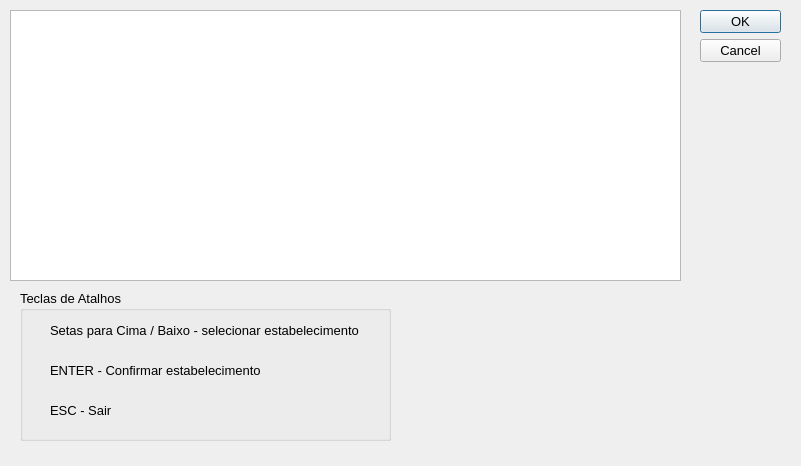
Above: cnpj_dialog.ui from bruno-bert/nfpauto before the change. Below: the same form after it.
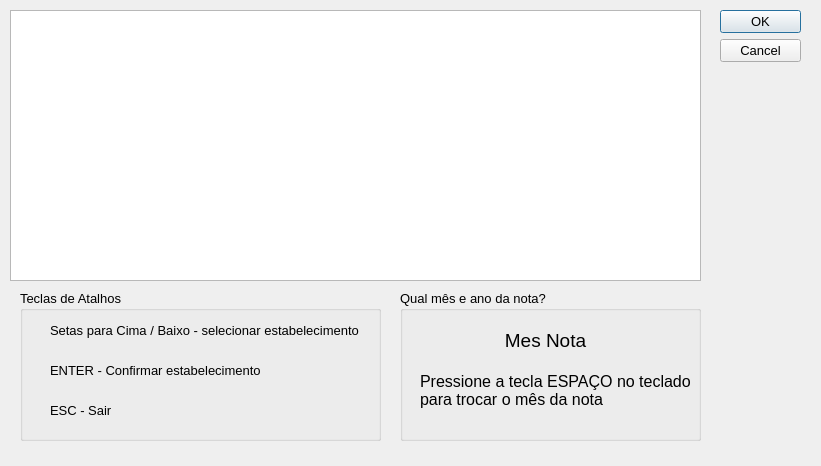
That is the form after the change.

Commit message: selecionar mes da nota

Diff of the .ui file:
```diff
--- a/cnpj_dialog.ui
+++ b/cnpj_dialog.ui
@@ -6,7 +6,7 @@
    <rect>
     <x>0</x>
     <y>0</y>
-    <width>801</width>
+    <width>821</width>
     <height>466</height>
    </rect>
   </property>
@@ -21,7 +21,7 @@
   <widget class="QDialogButtonBox" name="dialog_buttons">
    <property name="geometry">
     <rect>
-     <x>700</x>
+     <x>720</x>
      <y>10</y>
      <width>81</width>
      <height>61</height>
@@ -42,7 +42,7 @@
     <rect>
      <x>10</x>
      <y>10</y>
-     <width>671</width>
+     <width>691</width>
      <height>271</height>
     </rect>
    </property>
@@ -66,7 +66,7 @@
     <rect>
      <x>20</x>
      <y>290</y>
-     <width>371</width>
+     <width>361</width>
      <height>151</height>
     </rect>
    </property>
@@ -137,6 +137,73 @@
     </property>
    </widget>
   </widget>
+  <widget class="QGroupBox" name="grupo_atalhos_2">
+   <property name="geometry">
+    <rect>
+     <x>400</x>
+     <y>290</y>
+     <width>301</width>
+     <height>151</height>
+    </rect>
+   </property>
+   <property name="title">
+    <string>Qual mês e ano da nota?</string>
+   </property>
+   <widget class="QLabel" name="lbl_mes_atual">
+    <property name="geometry">
+     <rect>
+      <x>20</x>
+      <y>80</y>
+      <width>271</width>
+      <height>41</height>
+     </rect>
+    </property>
+    <property name="font">
+     <font>
+      <family>Tahoma</family>
+      <pointsize>12</pointsize>
+      <weight>50</weight>
+      <bold>false</bold>
+     </font>
+    </property>
+    <property name="styleSheet">
+     <string notr="true"/>
+    </property>
+    <property name="text">
+     <string>Pressione a tecla ESPAÇO no teclado para trocar o mês da nota</string>
+    </property>
+    <property name="wordWrap">
+     <bool>true</bool>
+    </property>
+   </widget>
+   <widget class="QLabel" name="lbl_mes">
+    <property name="geometry">
+     <rect>
+      <x>10</x>
+      <y>30</y>
+      <width>271</width>
+      <height>41</height>
+     </rect>
+    </property>
+    <property name="font">
+     <font>
+      <family>Tahoma</family>
+      <pointsize>14</pointsize>
+      <weight>50</weight>
+      <bold>false</bold>
+     </font>
+    </property>
+    <property name="styleSheet">
+     <string notr="true"/>
+    </property>
+    <property name="text">
+     <string>Mes Nota</string>
+    </property>
+    <property name="alignment">
+     <set>Qt::AlignCenter</set>
+    </property>
+   </widget>
+  </widget>
  </widget>
  <resources/>
  <connections>
```
The commit also changes 3 other files.
